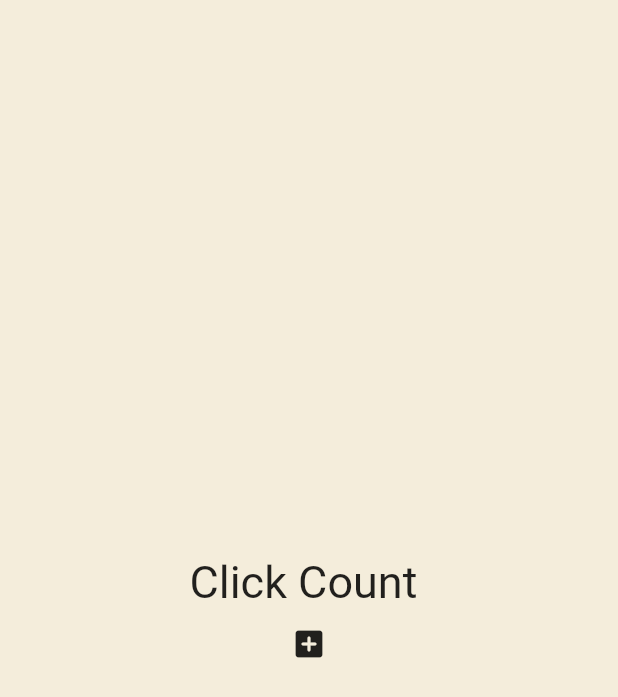
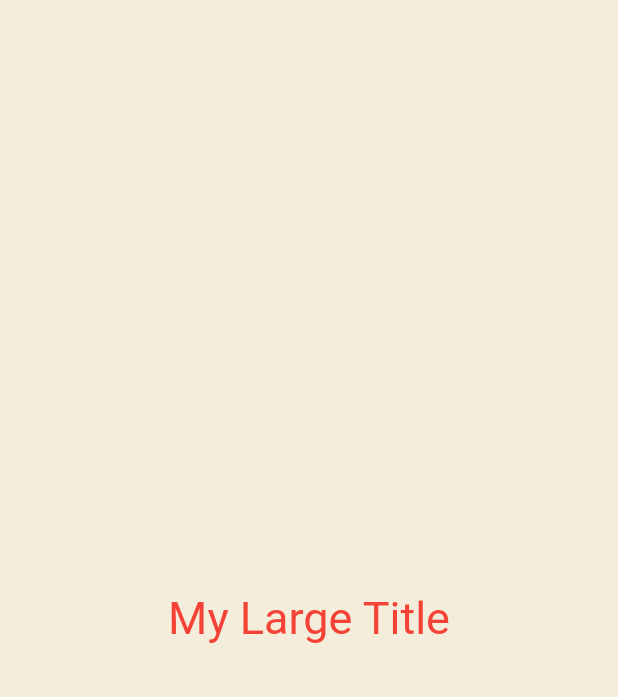
Before and after one commit to Heungseop/flutter_exam, a Flutter app: the screen it shows after launch, on a phone screen of 412 x 824 dp. Shown: the top 697 px of the screen. Run offline on Flutter 3.47's test engine with Material 2 defaults, Android fonts, the phone set to English and light mode, and no system bars.

Commit message:
4.3 BuildContext

```diff
--- a/lib/main.dart
+++ b/lib/main.dart
@@ -17,23 +17,25 @@ class _AppState extends State<App> {
   @override
   Widget build(BuildContext context) {
     return MaterialApp(
-      home: Scaffold(
-        backgroundColor: const Color(0xfff4eddb),
+      theme: ThemeData(
+          textTheme: const TextTheme(
+              titleLarge: TextStyle(
+        color: Colors.red,
+      ))),
+      home: const Scaffold(
+        backgroundColor: Color(0xfff4eddb),
         body: Center(
           child: Column(
             mainAxisAlignment: MainAxisAlignment.center,
             children: [
-              const Text(
-                "Click Count ",
-                style: TextStyle(fontSize: 30),
-              ),
-              for (var num in numbers) Text("$num"),
-              IconButton(
-                onPressed: () => setState(() {
-                  numbers.add(numbers.length);
-                }),
-                icon: const Icon(Icons.add_box_rounded),
-              )
+              MyLargeTitle(),
+              // for (var num in numbers) Text("$num"),
+              // IconButton(
+              //   onPressed: () => setState(() {
+              //     numbers.add(numbers.length);
+              //   }),
+              //   icon: const Icon(Icons.add_box_rounded),
+              // )
             ],
           ),
         ),
@@ -41,3 +43,18 @@ class _AppState extends State<App> {
     );
   }
 }
+
+class MyLargeTitle extends StatelessWidget {
+  const MyLargeTitle({
+    super.key,
+  });
+
+  @override
+  Widget build(BuildContext context) {
+    return Text(
+      "My Large Title",
+      style: TextStyle(
+          fontSize: 30, color: Theme.of(context).textTheme.titleLarge!.color),
+    );
+  }
+}
```
